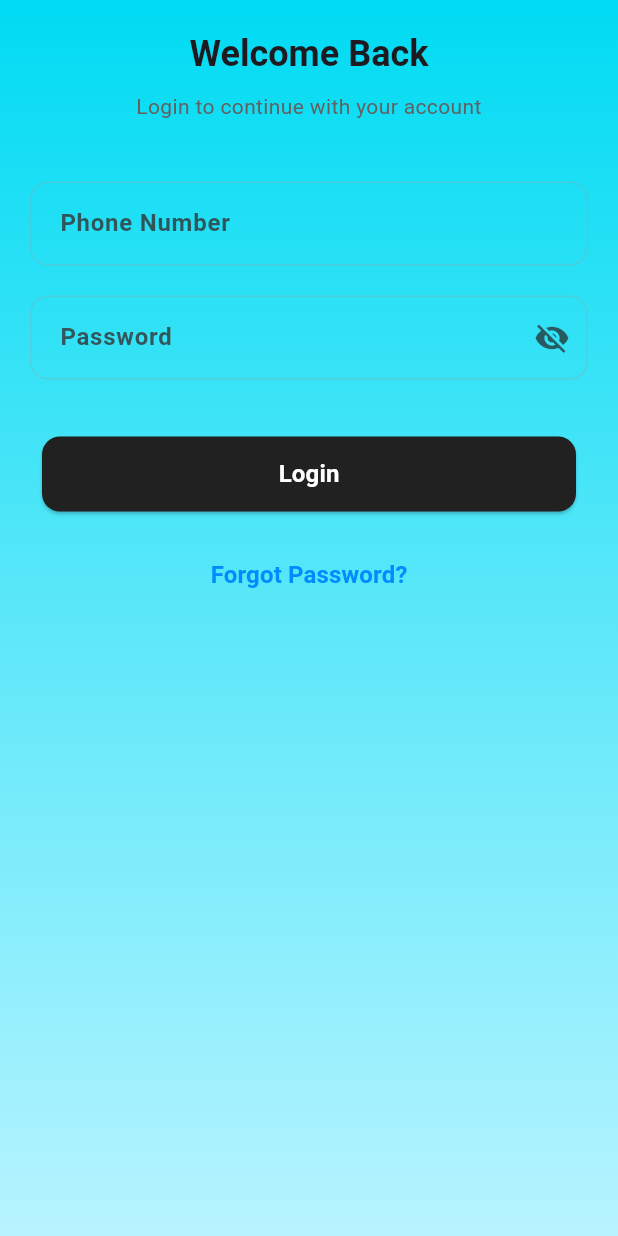
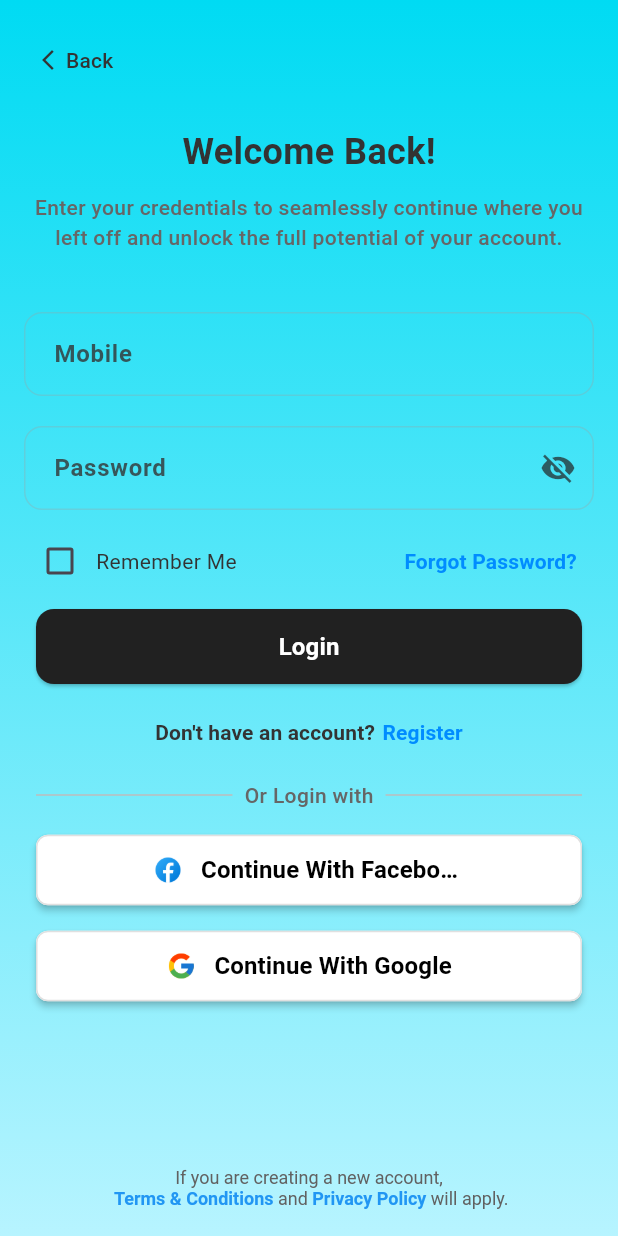
Before and after one commit to jamesjoy-2k24/vavuniya_ads, a Flutter app: the LoginScreen screen opened by its route, on a phone screen of 412 x 824 dp. Run offline on Flutter 3.47's test engine with Material 3 defaults, Android fonts, the light colour scheme and no system bars; our stand-ins replace dio, font_awesome_flutter, get, get_it, shared_preferences; accounts and stored records are empty.

```diff
--- a/analysis_options.yaml
+++ b/analysis_options.yaml
@@ -12,6 +12,7 @@ analyzer:
     use_build_context_synchronously: ignore
     library_private_types_in_public_api: ignore
     deprecated_member_use: ignore
+    avoid_print: ignore
 include: package:flutter_lints/flutter.yaml
 
 linter:
--- a/lib/presentation/screens/auth/login_screen.dart
+++ b/lib/presentation/screens/auth/login_screen.dart
@@ -1,10 +1,17 @@
 import 'package:flutter/material.dart';
 import 'package:get/get.dart';
+import 'package:vavuniya_ads/config/app_routes.dart';
 import 'package:vavuniya_ads/core/controllers/auth/login_controller.dart';
+import 'package:vavuniya_ads/widgets/auth/back.dart';
 import 'package:vavuniya_ads/widgets/app/app_bg.dart';
+import 'package:vavuniya_ads/widgets/app/app_color.dart';
 import 'package:vavuniya_ads/widgets/app/app_button.dart';
-import 'package:vavuniya_ads/widgets/app/app_color.dart';
 import 'package:vavuniya_ads/widgets/app/app_text_field.dart';
+import 'package:vavuniya_ads/widgets/app/app_typography.dart';
+import 'package:vavuniya_ads/widgets/auth/already_account.dart';
+import 'package:vavuniya_ads/widgets/auth/or_divider.dart';
+import 'package:vavuniya_ads/widgets/auth/privacy.dart';
+import 'package:vavuniya_ads/widgets/auth/social_icons.dart';
 
 class LoginScreen extends StatelessWidget {
   const LoginScreen({super.key});
@@ -19,39 +26,38 @@ class LoginScreen extends StatelessWidget {
           AppBg(),
           SafeArea(
             child: Padding(
-              padding: const EdgeInsets.all(20.0),
+              padding: const EdgeInsets.all(16.0),
               child: SingleChildScrollView(
+                child: SizedBox(
+                  height: MediaQuery.of(context).size.height -
+                      32, // Adjust for SafeArea
                   child: Column(
                     crossAxisAlignment: CrossAxisAlignment.center,
+                    mainAxisAlignment: MainAxisAlignment.spaceBetween,
                     children: [
+                      Column(
+                        children: [
+                          const Back(),
+                          const SizedBox(height: 20),
                           Text(
-                      "Welcome Back",
-                      style:
-                          Theme.of(context).textTheme.headlineMedium?.copyWith(
-                                fontWeight: FontWeight.bold,
-                                fontSize: 24,
-                              ),
+                            "Welcome Back!",
+                            style: AppTypography.heading,
                           ),
                           const SizedBox(height: 10),
                           Text(
-                      "Login to continue with your account",
-                      style: Theme.of(context).textTheme.bodyMedium?.copyWith(
-                            color: Colors.grey[700],
-                          ),
+                            "Enter your credentials to seamlessly continue where you left off and unlock the full potential of your account.",
+                            style: AppTypography.caption,
                             textAlign: TextAlign.center,
                           ),
                           const SizedBox(height: 30),
 
-                    // Phone Input
-                    Column(
-                      crossAxisAlignment: CrossAxisAlignment.start,
-                      children: [
+                          // Mobile Number Field
                           AppTextField(
-                          label: "Phone Number",
-                          hintText: "Enter your phone number",
+                            label: "Mobile",
+                            hintText: "Enter your mobile number",
                             controller: controller.phoneController,
-                          icon: Icons.phone,
-                          keyboardType: TextInputType.phone,
+                            keyboardType: TextInputType.number,
+                            icon: Icons.phone_android_outlined,
                           ),
                           Obx(
                             () => controller.errorMessage.isNotEmpty &&
@@ -60,45 +66,78 @@ class LoginScreen extends StatelessWidget {
                                     padding:
                                         const EdgeInsets.only(left: 16, top: 4),
                                     child: Text(
-                                    "Phone number is required",
+                                      controller.errorMessage.value,
                                       style: const TextStyle(
-                                        color: Colors.red, fontSize: 12),
+                                        color: Colors.red,
+                                        fontSize: 12,
+                                      ),
                                     ),
                                   )
                                 : const SizedBox.shrink(),
                           ),
-                      ],
-                    ),
 
-                    // Password Input
-                    Column(
-                      crossAxisAlignment: CrossAxisAlignment.start,
-                      children: [
+                          // Password Field
                           AppTextField(
                             label: "Password",
                             hintText: "Enter your password",
+                            keyboardType: TextInputType.visiblePassword,
                             controller: controller.passwordController,
                             obscureText: true,
+                            validator: controller.validatePassword,
                             icon: Icons.lock_outline,
-                          keyboardType: TextInputType.visiblePassword,
                           ),
                           Obx(
-                          () => controller.errorMessage.isNotEmpty &&
-                                  controller.passwordController.text.isEmpty
+                            () => controller.passwordError.isNotEmpty
                                 ? Padding(
                                     padding:
                                         const EdgeInsets.only(left: 16, top: 4),
                                     child: Text(
-                                    "Password is required",
+                                      controller.passwordError.value,
                                       style: const TextStyle(
-                                        color: Colors.red, fontSize: 12),
+                                        color: Colors.red,
+                                        fontSize: 12,
+                                      ),
                                     ),
                                   )
                                 : const SizedBox.shrink(),
                           ),
+
+                          // Remember Me & Forgot Password
+                          Row(
+                            mainAxisAlignment: MainAxisAlignment.spaceBetween,
+                            children: [
+                              Row(
+                                children: [
+                                  Checkbox(
+                                    value: false,
+                                    onChanged: (value) {
+                                      // TODO: Implement Remember Me
+                                    },
+                                    activeColor: AppColors.dark,
+                                  ),
+                                  const Text(
+                                    "Remember Me",
+                                    style:
+                                        TextStyle(color: AppColors.textPrimary),
+                                  ),
                                 ],
                               ),
-                    const SizedBox(height: 20),
+                              TextButton(
+                                onPressed: () {
+                                  Get.snackbar("Info",
+                                      "Forgot Password feature coming soon!");
+                                },
+                                child: Text(
+                                  "Forgot Password?",
+                                  style: TextStyle(
+                                    color: AppColors.link,
+                                    fontSize: 14,
+                                    fontWeight: FontWeight.w600,
+                                  ),
+                                ),
+                              ),
+                            ],
+                          ),
 
                           // Login Button
                           Obx(
@@ -114,20 +153,39 @@ class LoginScreen extends StatelessWidget {
                             ),
                           ),
 
-                    // Forgot Password (Optional)
-                    const SizedBox(height: 10),
-                    TextButton(
+                          // Register Link
+                          AlreadyAccount(
+                            message: "Don't have an account?",
+                            actionText: "Register",
+                            onTap: () {
+                              Get.offNamed(AppRoutes.register);
+                            },
+                          ),
+
+                          // Social Login
+                          OrDivider(heading: "Or Login with"),
+                          SocialIcons(
+                            assetPath: "assets/images/fb.png",
+                            text: "Continue With Facebook",
                             onPressed: () {
-                        // TODO: Implement forgot password flow
                               Get.snackbar(
-                            "Info", "Forgot Password feature coming soon!");
+                                  "Info", "Facebook login coming soon!");
                             },
-                      child: const Text(
-                        "Forgot Password?",
-                        style: TextStyle(color: AppColors.link),
                           ),
+                          SocialIcons(
+                            assetPath: "assets/images/google.png",
+                            text: "Continue With Google",
+                            onPressed: () {
+                              Get.snackbar("Info", "Google login coming soon!");
+                            },
                           ),
                         ],
+                      ),
+
+                      // Privacy Policy at Bottom
+                      PrivacyPolicy(),
+                    ],
+                  ),
                 ),
               ),
             ),
--- a/lib/presentation/screens/auth/register_screen.dart
+++ b/lib/presentation/screens/auth/register_screen.dart
@@ -19,9 +19,6 @@ class RegisterScreen extends StatelessWidget {
 
   @override
   Widget build(BuildContext context) {
-    final bool showBackButton =
-        ModalRoute.of(context)?.settings.arguments as bool? ?? false;
-
     return Scaffold(
       body: Stack(
         children: [
@@ -33,7 +30,7 @@ class RegisterScreen extends StatelessWidget {
                 children: [
                   Column(
                     children: [
-                      if (showBackButton) Back(),
+                      Back(),
                       SizedBox(height: 50),
                       Text(
                         "Your Mobile Number",
@@ -56,6 +53,7 @@ class RegisterScreen extends StatelessWidget {
                           hintText: "Enter your mobile number",
                           controller: controller.phoneController,
                           validator: controller.validatePhoneNumber,
+                          fillColor: Colors.white,
                         ),
                         Obx(() {
                           final error = controller.errorMessage.value;
--- a/lib/widgets/auth/back.dart
+++ b/lib/widgets/auth/back.dart
@@ -1,23 +1,57 @@
 import 'package:flutter/material.dart';
+import 'package:get/get.dart';
 import 'package:vavuniya_ads/widgets/app/app_color.dart';
 
 class Back extends StatelessWidget {
-  const Back({super.key});
+  final VoidCallback? onPressed; // Custom action
+  final String text; // Optional text
+  final IconData icon; // Customizable icon
+  final double iconSize; // Adjustable icon size
+  final double textSize; // Adjustable text size
+  final Color color; // Custom color
+  final Alignment alignment; // Flexible alignment
+  final bool showText; // Toggle text visibility
+
+  const Back({
+    super.key,
+    this.onPressed,
+    this.text = "Back",
+    this.icon = Icons.arrow_back_ios_new,
+    this.iconSize = 16,
+    this.textSize = 14,
+    this.color = AppColors.textPrimary,
+    this.alignment = Alignment.topLeft,
+    this.showText = true,
+  });
 
   @override
   Widget build(BuildContext context) {
     return Align(
-      alignment: Alignment.topLeft,
+      alignment: alignment,
       child: TextButton(
-        onPressed: () {
-          Navigator.pop(context);
-        },
+        onPressed: onPressed ?? () => Get.back(), // Default to Get.back()
+        style: TextButton.styleFrom(
+          padding: const EdgeInsets.symmetric(horizontal: 8, vertical: 4),
+        ),
         child: Row(
           mainAxisSize: MainAxisSize.min,
           children: [
-            Icon(Icons.arrow_back_ios_new, size: 16),
-            Text("Back",
-                style: TextStyle(fontSize: 14, color: AppColors.textPrimary)),
+            Icon(
+              icon,
+              size: iconSize,
+              color: color,
+            ),
+            if (showText) ...[
+              const SizedBox(width: 4),
+              Text(
+                text,
+                style: TextStyle(
+                  fontSize: textSize,
+                  color: color,
+                  fontWeight: FontWeight.w500,
+                ),
+              ),
+            ],
           ],
         ),
       ),
--- a/lib/widgets/auth/mobile_number_field.dart
+++ b/lib/widgets/auth/mobile_number_field.dart
@@ -7,6 +7,7 @@ class MobileNumberField extends StatelessWidget {
   final TextEditingController controller;
   final String label;
   final String hintText;
+  final Color fillColor;
   final String? Function(String?)? validator;
 
   const MobileNumberField({
@@ -15,6 +16,7 @@ class MobileNumberField extends StatelessWidget {
     required this.label,
     required this.controller,
     required this.hintText,
+    required this.fillColor,
   });
 
   @override
@@ -45,8 +47,8 @@ class MobileNumberField extends StatelessWidget {
               contentPadding: const EdgeInsets.symmetric(horizontal: 20),
               hintText: hintText,
               hintStyle: AppTypography.body.copyWith(color: AppColors.grey),
+              fillColor: fillColor,
               filled: true,
-              fillColor: AppColors.lightGrey,
               border: OutlineInputBorder(
                 borderRadius: BorderRadius.circular(12),
                 borderSide: BorderSide.none,
```
Also changed, not shown: lib/core/controllers/auth/login_controller.dart (+90 -20 lines), lib/core/controllers/auth/register_final_controller.dart (+4 -3 lines), lib/core/controllers/splash_controller.dart (+15 -0 lines), lib/presentation/screens/home_screen.dart (+29 -11 lines), web_entrypoint.dart (added). Lines whose indentation alone changed are shown as unchanged.
